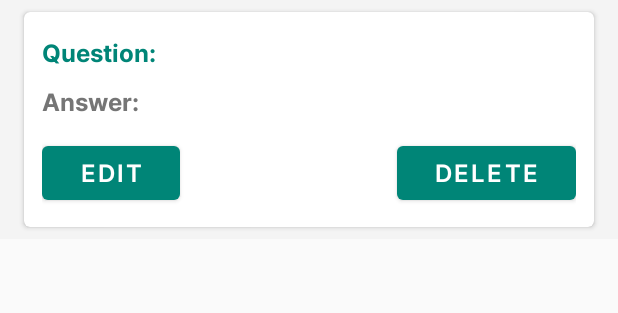
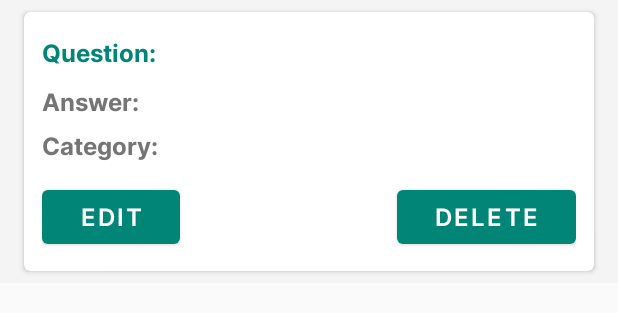
Before and after one commit to Freelauncing/QuizMe, an Android app: the layout item_admin_question.xml on its own in the app's theme, with its tools: preview values and no code run, on a phone screen of 412 x 824 dp. Shown: the top 313 px of the screen. Run offline under Robolectric (Android 15) with nearby library versions, the phone set to English and light mode, and no system bars.

Commit message:
working on the app

```diff
--- a/app/src/main/java/com/quiz/quizme/HomeFragment.kt
+++ b/app/src/main/java/com/quiz/quizme/HomeFragment.kt
@@ -261,6 +261,7 @@ class MyCustomAdapter(private val mList: List<ReadQuestion>,private val context:
         // sets the image to the imageview from our itemHolder class
         holder.questionText_.setText(ItemsViewModel.question)
         holder.answerText_.setText(ItemsViewModel.trueAnswer)
+        holder.categoryText_.setText(ItemsViewModel.category)
         holder.editQuestion_.setOnClickListener {
             val action = HomeFragmentDirections.actionHomeFragmentToEditQuestionFragment(
                 ItemsViewModel.id
@@ -282,6 +283,7 @@ class MyCustomAdapter(private val mList: List<ReadQuestion>,private val context:
     class ViewHolder(ItemView: View) : RecyclerView.ViewHolder(ItemView) {
         val questionText_: TextView = itemView.findViewById(R.id.questionText)
         val answerText_: TextView = itemView.findViewById(R.id.answerText)
+        val categoryText_: TextView = itemView.findViewById(R.id.categoryText)
         val editQuestion_: Button = itemView.findViewById(R.id.editQuestion)
         val deleteQuestion_: Button = itemView.findViewById(R.id.deleteQuestion)
     }
--- a/app/src/main/java/com/quiz/quizme/data/model/SampleData.kt
+++ b/app/src/main/java/com/quiz/quizme/data/model/SampleData.kt
@@ -3,6 +3,11 @@ package com.quiz.quizme.data.model
 
 class SampleData {
     companion object{
+
+        val SAMPLE_ADMIN = "admin"
+
+        val SAMPLE_ADMIN_PASSWORD = "123"
+
         val SAMPLE_QUESTIONS: MutableList<Question> = mutableListOf(
             Question(
                 question = "Choose the number that goes in the blank.\n"+"2,000 + _____ + 30 + 9 = 2,739",
--- a/app/src/main/res/layout/item_admin_question.xml
+++ b/app/src/main/res/layout/item_admin_question.xml
@@ -101,6 +101,36 @@
                         app:layout_constraintStart_toStartOf="parent"
                         app:layout_constraintTop_toTopOf="parent" />
                 </LinearLayout>
+                <LinearLayout
+                    android:layout_width="match_parent"
+                    android:layout_marginBottom="6dp"
+                    android:layout_height="wrap_content"
+                    android:orientation="horizontal">
+                    <TextView
+                        android:layout_width="wrap_content"
+                        android:layout_height="wrap_content"
+                        android:text="Category: "
+                        android:textColor="@color/colorGrey"
+                        style="@style/my_heading_md"
+                        app:layout_constraintBottom_toTopOf="@+id/textView4"
+                        app:layout_constraintEnd_toEndOf="parent"
+                        app:layout_constraintStart_toStartOf="parent"
+                        app:layout_constraintTop_toTopOf="parent" />
+                    <TextView
+                        android:id="@+id/categoryText"
+                        android:layout_width="wrap_content"
+                        android:layout_height="wrap_content"
+                        android:textColor="@color/colorGrey"
+                        android:layout_weight="1"
+                        android:text=""
+                        app:autoSizeTextType="uniform"
+                        android:gravity="left"
+                        style="@style/my_heading_md"
+                        app:layout_constraintBottom_toTopOf="@+id/textView4"
+                        app:layout_constraintEnd_toEndOf="parent"
+                        app:layout_constraintStart_toStartOf="parent"
+                        app:layout_constraintTop_toTopOf="parent" />
+                </LinearLayout>
                 <RelativeLayout
                     android:layout_width="match_parent"
                     android:layout_height="wrap_content"
```
Also changed, not shown: app/src/main/java/com/quiz/quizme/LoginActivity.kt (+18 -13 lines).
